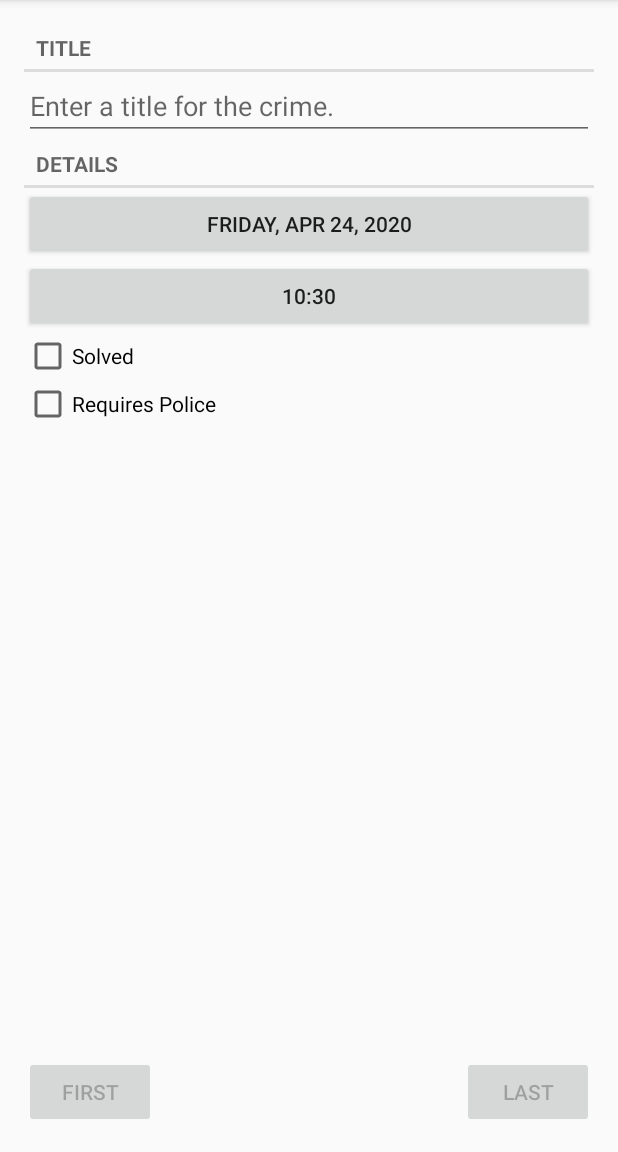
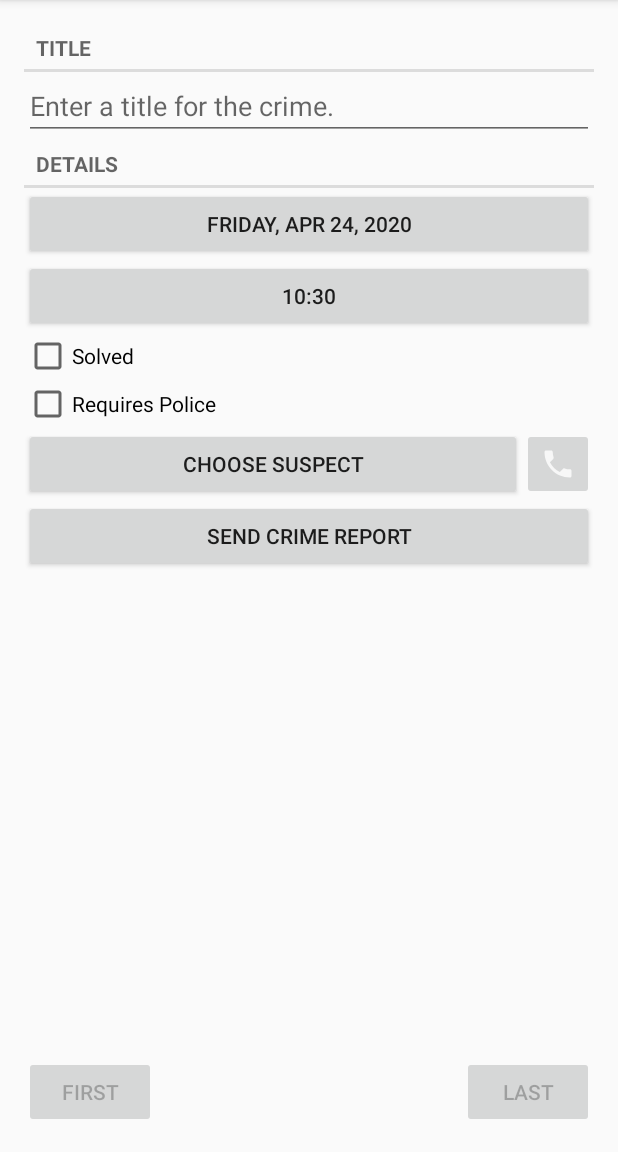
Before and after one commit to SebastianLiando/Android-Ranch, an Android app: the screen it shows after launch (CrimePagerActivity), after a tap on "New Crime", on a phone screen of 412 x 824 dp, the part 84-1236 px from its top. Run offline under Robolectric (Android 15) with nearby library versions, the phone set to English and light mode, and no system bars.

Commit message:
add crime report and suspect feature
add feature to generate crime report that can be sent and a feature to choose the suspect of the crime from the contact

```diff
--- a/CriminalIntent/app/src/main/java/com/zetzaus/criminalintent/Crime.java
+++ b/CriminalIntent/app/src/main/java/com/zetzaus/criminalintent/Crime.java
@@ -14,6 +14,7 @@ public class Crime {
 
     private UUID mId;
     private String mTitle;
+    private String mSuspect;
     private Date mDate;
     private boolean mSolved;
     private boolean mRequiresPolice;
@@ -135,4 +136,22 @@ public class Crime {
     public void setRequiresPolice(boolean requiresPolice) {
         mRequiresPolice = requiresPolice;
     }
+
+    /**
+     * Returns the crime's suspect name.
+     *
+     * @return the crime's suspect name.
+     */
+    public String getSuspect() {
+        return mSuspect;
+    }
+
+    /**
+     * Sets the crime's suspect name.
+     *
+     * @param suspect
+     */
+    public void setSuspect(String suspect) {
+        mSuspect = suspect;
+    }
 }
--- a/CriminalIntent/app/src/main/java/com/zetzaus/criminalintent/CrimeLab.java
+++ b/CriminalIntent/app/src/main/java/com/zetzaus/criminalintent/CrimeLab.java
@@ -128,6 +128,7 @@ public class CrimeLab {
         ContentValues values = new ContentValues();
         values.put(CrimeDbSchema.CrimeTable.CrimeColumn.UUID, crime.getId().toString());
         values.put(CrimeDbSchema.CrimeTable.CrimeColumn.TITLE, crime.getTitle());
+        values.put(CrimeDbSchema.CrimeTable.CrimeColumn.SUSPECT, crime.getSuspect());
         values.put(CrimeDbSchema.CrimeTable.CrimeColumn.DATE, crime.getDate().getTime());
         values.put(CrimeDbSchema.CrimeTable.CrimeColumn.SOLVED, crime.isSolved() ? 1 : 0);
         values.put(CrimeDbSchema.CrimeTable.CrimeColumn.REQUIRES_POLICE, crime.isRequiresPolice() ? 1 : 0);
--- a/CriminalIntent/app/src/main/java/com/zetzaus/criminalintent/database/CrimeBaseHelper.java
+++ b/CriminalIntent/app/src/main/java/com/zetzaus/criminalintent/database/CrimeBaseHelper.java
@@ -18,6 +18,7 @@ public class CrimeBaseHelper extends SQLiteOpenHelper {
                 "_id INTEGER PRIMARY KEY AUTOINCREMENT, " +
                 CrimeDbSchema.CrimeTable.CrimeColumn.UUID + ", " +
                 CrimeDbSchema.CrimeTable.CrimeColumn.TITLE + ", " +
+                CrimeDbSchema.CrimeTable.CrimeColumn.SUSPECT + ", " +
                 CrimeDbSchema.CrimeTable.CrimeColumn.DATE + ", " +
                 CrimeDbSchema.CrimeTable.CrimeColumn.SOLVED + ", " +
                 CrimeDbSchema.CrimeTable.CrimeColumn.REQUIRES_POLICE + ")");
--- a/CriminalIntent/app/src/main/java/com/zetzaus/criminalintent/database/CrimeCursorWrapper.java
+++ b/CriminalIntent/app/src/main/java/com/zetzaus/criminalintent/database/CrimeCursorWrapper.java
@@ -27,6 +27,7 @@ public class CrimeCursorWrapper extends CursorWrapper {
         String uuid = getString(getColumnIndex(CrimeDbSchema.CrimeTable.CrimeColumn.UUID));
         UUID id = UUID.fromString(uuid);
         String title = getString(getColumnIndex(CrimeDbSchema.CrimeTable.CrimeColumn.TITLE));
+        String suspect = getString(getColumnIndex(CrimeDbSchema.CrimeTable.CrimeColumn.SUSPECT));
         long date = getLong(getColumnIndex(CrimeDbSchema.CrimeTable.CrimeColumn.DATE));
         boolean isSolved = getInt(getColumnIndex(CrimeDbSchema.CrimeTable.CrimeColumn.SOLVED)) == 1;
         boolean requiresPolice = getInt(getColumnIndex(CrimeDbSchema.CrimeTable.CrimeColumn.REQUIRES_POLICE)) == 1;
@@ -35,6 +36,7 @@ public class CrimeCursorWrapper extends CursorWrapper {
         crime.setDate(new Date(date));
         crime.setSolved(isSolved);
         crime.setTitle(title);
+        crime.setSuspect(suspect);
         crime.setRequiresPolice(requiresPolice);
 
         return crime;
--- a/CriminalIntent/app/src/main/java/com/zetzaus/criminalintent/database/CrimeDbSchema.java
+++ b/CriminalIntent/app/src/main/java/com/zetzaus/criminalintent/database/CrimeDbSchema.java
@@ -1,7 +1,7 @@
 package com.zetzaus.criminalintent.database;
 
 /**
- * This class holds the database schema.
+ * This class holds the strings for the database schema.
  */
 public class CrimeDbSchema {
 
@@ -17,6 +17,7 @@ public class CrimeDbSchema {
         public static final class CrimeColumn {
             public static final String UUID = "uuid";
             public static final String TITLE = "title";
+            public static final String SUSPECT = "suspect";
             public static final String DATE = "date";
             public static final String SOLVED = "solved";
             public static final String REQUIRES_POLICE = "requires_police";
--- a/CriminalIntent/app/src/main/res/layout/fragment_crime.xml
+++ b/CriminalIntent/app/src/main/res/layout/fragment_crime.xml
@@ -1,11 +1,15 @@
 <?xml version="1.0" encoding="utf-8"?>
-<LinearLayout xmlns:android="http://schemas.android.com/apk/res/android"
+<ScrollView xmlns:android="http://schemas.android.com/apk/res/android"
     xmlns:tools="http://schemas.android.com/tools"
     android:layout_width="match_parent"
     android:layout_height="match_parent"
-    android:padding="16dp"
+    tools:context=".CrimeFragment">
+
+    <LinearLayout
+        android:layout_width="match_parent"
+        android:layout_height="wrap_content"
         android:orientation="vertical"
-    tools:context=".CrimeFragment">
+        android:padding="16dp">
 
         <TextView
             style="?android:listSeparatorTextViewStyle"
@@ -17,7 +21,8 @@
             android:id="@+id/edit_text_title"
             android:layout_width="match_parent"
             android:layout_height="wrap_content"
-        android:hint="@string/hint_crime_title" />
+            android:hint="@string/hint_crime_title"
+            android:inputType="text" />
 
         <TextView
             style="?android:listSeparatorTextViewStyle"
@@ -33,17 +38,45 @@
         <Button
             android:id="@+id/button_crime_time"
             android:layout_width="match_parent"
-        android:layout_height="wrap_content"/>
+            android:layout_height="wrap_content" />
 
         <CheckBox
             android:id="@+id/checkbox_crime_solved"
             android:layout_width="match_parent"
             android:layout_height="wrap_content"
             android:text="@string/checkbox_crime_solved" />
+
         <CheckBox
             android:id="@+id/checkbox_requires_police"
             android:layout_width="match_parent"
             android:layout_height="wrap_content"
-        android:text="@string/checkbox_requires_police"/>
+            android:text="@string/checkbox_requires_police" />
+
+        <LinearLayout
+            android:layout_width="match_parent"
+            android:layout_height="wrap_content">
+
+            <Button
+                android:id="@+id/button_suspect"
+                android:layout_width="0dp"
+                android:layout_height="wrap_content"
+                android:layout_weight="1"
+                android:text="@string/button_add_suspect" />
+
+            <ImageButton
+                android:id="@+id/image_button_call"
+                android:layout_width="wrap_content"
+                android:layout_height="match_parent"
+                android:contentDescription="@string/content_desc_call"
+                android:src="@drawable/ic_call" />
 
         </LinearLayout>
+
+        <Button
+            android:id="@+id/button_report"
+            android:layout_width="match_parent"
+            android:layout_height="wrap_content"
+            android:text="@string/button_send_report" />
+
+    </LinearLayout>
+</ScrollView>
--- a/CriminalIntent/app/src/main/res/values/strings.xml
+++ b/CriminalIntent/app/src/main/res/values/strings.xml
@@ -17,6 +17,10 @@
     <string name="button_contact_police">Police</string>
     <string name="button_first">First</string>
     <string name="button_last">Last</string>
+    <string name="button_add_suspect">Choose Suspect</string>
+    <string name="button_send_report">Send Crime Report</string>
+
+    <string name="content_desc_call">Call suspect</string>
 
     <string name="checkbox_requires_police">Requires Police</string>
     <string name="checkbox_crime_solved">Solved</string>
@@ -26,5 +30,16 @@
         <item quantity="other">%1$d crimes</item>
     </plurals>
 
+    <string name="crime_report">%1$s! The crime was discovered on %2$s. %3$s, and %4$s.</string>
+    <string name="crime_report_solved">The crime has been solved</string>
+    <string name="crime_report_unsolved">The crime has not been solved</string>
+    <string name="crime_report_no_suspect">the crime has no suspect</string>
+    <string name="crime_report_suspect">the suspect of this crime is %1$s</string>
+    <string name="crime_report_subject">Criminal Intent Crime Report</string>
+
+    <string name="implicit_send_report">Send report via</string>
+
+    <string name="toast_no_contact">No contact applications found!</string>
+
 
 </resources>
```
Also changed, not shown: CriminalIntent/app/src/main/java/com/zetzaus/criminalintent/CrimeFragment.java (+84 -1 lines). Lines whose indentation alone changed are shown as unchanged.
